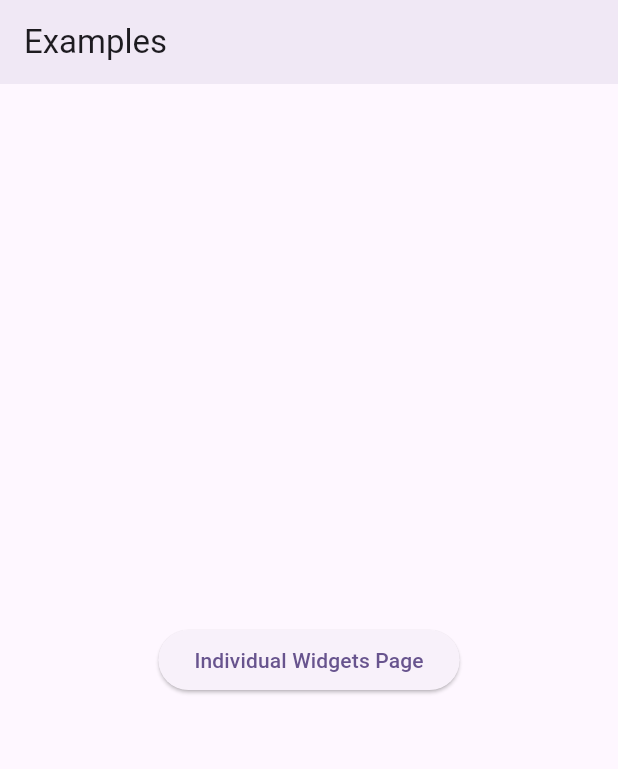
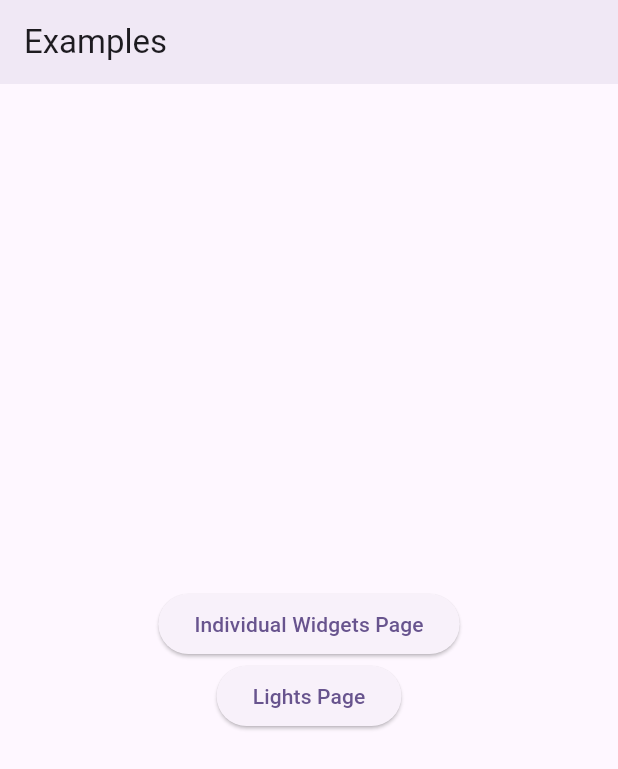
Before and after one commit to erayerdin/streaming_forms, a Flutter app: the screen it shows after launch, on a phone screen of 412 x 824 dp. Shown: the top 769 px of the screen. Run offline on Flutter 3.47's test engine with Material 2 defaults, Android fonts, the phone set to English and light mode, and no system bars.

Commit message:
initialize LightsPage

```diff
--- a/example/lib/home.page.dart
+++ b/example/lib/home.page.dart
@@ -36,6 +36,12 @@ class HomePage extends StatelessWidget {
                 },
                 child: const Text('Individual Widgets Page'),
               ),
+              ElevatedButton(
+                onPressed: () async {
+                  await Navigator.of(context).pushNamed('/lights');
+                },
+                child: const Text('Lights Page'),
+              ),
             ],
           ),
         ),
--- a/example/lib/main.dart
+++ b/example/lib/main.dart
@@ -1,6 +1,7 @@
 import 'package:flutter/material.dart';
 import 'package:streaming_forms_example/home.page.dart';
 import 'package:streaming_forms_example/individual_widgets.page.dart';
+import 'package:streaming_forms_example/lights.page.dart';
 
 void main() {
   runApp(const MyApp());
@@ -22,6 +23,7 @@ class MyApp extends StatelessWidget {
       routes: {
         '/': (context) => const HomePage(),
         '/individual': (context) => const IndividualWidgetsPage(),
+        '/lights': (context) => const LightsPage(),
       },
       initialRoute: '/',
     );
```
Also changed, not shown: example/lib/lights.page.dart (added, +37 -0 lines).
